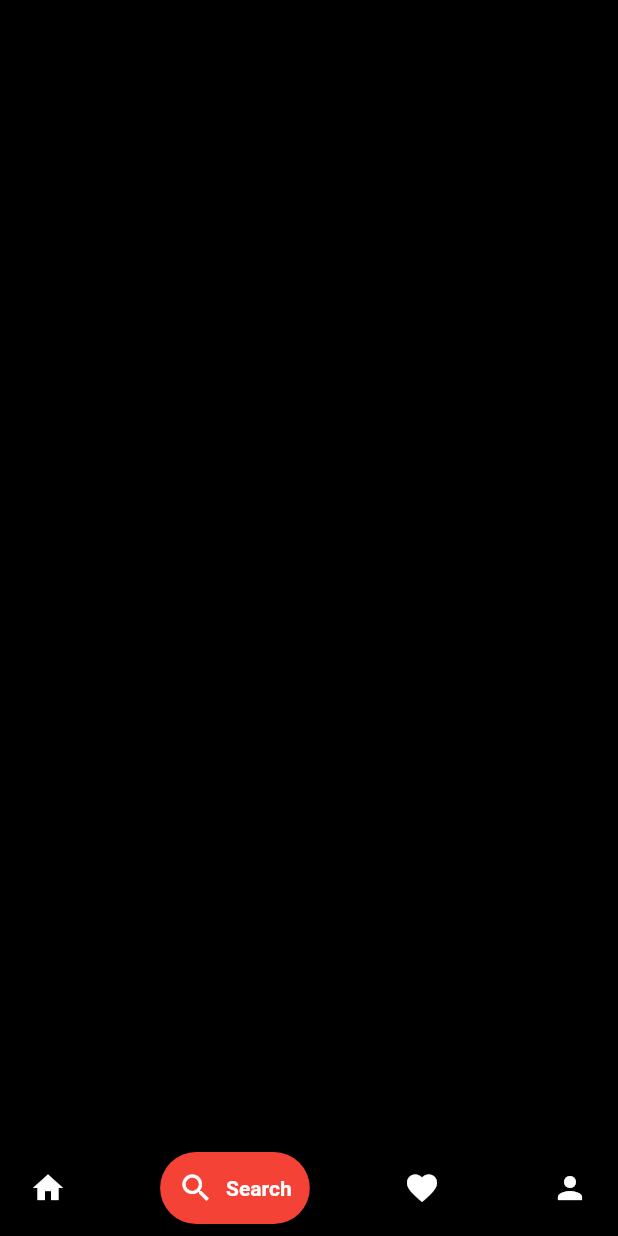
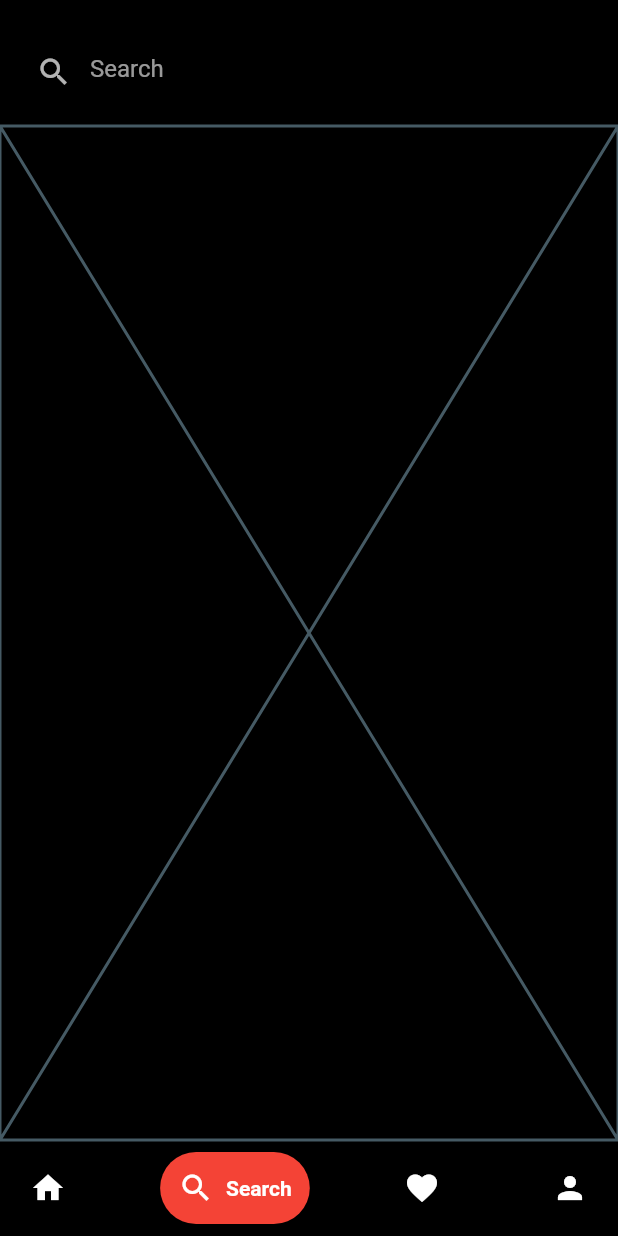
Before and after one commit to dhnam2806/Bloc-Movie-App, a Flutter app: the screen it shows after launch, item 2 of the bottom bar chosen, on a phone screen of 412 x 824 dp. Run offline on Flutter 3.47's test engine with Material 2 defaults, Android fonts, the phone set to English and light mode, and no system bars; drawn by our look-alikes of google_nav_bar; our stand-ins replace bloc, carousel_slider, flutter_bloc, youtube_player_flutter; network calls fail.

Commit message:
update search movie

```diff
--- a/lib/feature/google_navbar.dart
+++ b/lib/feature/google_navbar.dart
@@ -1,5 +1,6 @@
 import 'package:flutter/material.dart';
 import 'package:google_nav_bar/google_nav_bar.dart';
+import 'package:movie_app/feature/search/ui/search.dart';
 import 'package:movie_app/feature/search/ui/search_page.dart';
 import 'home/ui/home_page.dart';
 
@@ -15,7 +16,7 @@ class _GNavBarState extends State<GNavBar> {
 
   static List<Widget> navScreens = <Widget>[
     HomePage(),
-    SearchPage(),
+    SearchMoviePage(),
   ];
 
   @override
--- /dev/null
+++ b/lib/feature/search/ui/search.dart
@@ -0,0 +1,84 @@
+import 'package:flutter/material.dart';
+import 'package:movie_app/repository/search_repo.dart';
+
+class SearchMoviePage extends StatefulWidget {
+  const SearchMoviePage({super.key});
+
+  @override
+  State<SearchMoviePage> createState() => _SearchMoviePageState();
+}
+
+class _SearchMoviePageState extends State<SearchMoviePage> {
+  String searchQuery = "";
+
+  @override
+  Widget build(BuildContext context) {
+    return Scaffold(
+      body: SafeArea(
+        child: Column(children: [
+          SizedBox(height: 12),
+          Padding(
+            padding: const EdgeInsets.all(12.0),
+            child: Container(
+              decoration: BoxDecoration(
+                // color: Colors.grey[200],
+                borderRadius: BorderRadius.circular(12),
+              ),
+              child: TextField(
+                decoration: InputDecoration(
+                  hintText: "Search",
+                  prefixIcon: Icon(Icons.search),
+                  border: InputBorder.none,
+                ),
+                onChanged: (value) {
+                  setState(() {
+                    searchQuery = value;
+                  });
+                },
+              ),
+            ),
+          ),
+          Expanded(
+            child: FutureBuilder(
+                future: SearchRepo().searchMovie(searchQuery),
+                builder: (context, snapshot) {
+                  if (snapshot.hasData) {
+                    return ListView.builder(
+                      itemCount: snapshot.data!.length,
+                      itemBuilder: (context, index) {
+                        return Padding(
+                          padding: const EdgeInsets.all(12.0),
+                          child: Row(
+                            children: [
+                              ClipRRect(
+                                borderRadius: BorderRadius.circular(12),
+                                child: Image.network(
+                                  'https://image.tmdb.org/t/p/w500${snapshot.data![index].posterPath}',
+                                  width: 80,
+                                ),
+                              ),
+                              SizedBox(width: 12),
+                              Expanded(
+                                child: Text(
+                                  snapshot.data![index].title,
+                                  style: TextStyle(
+                                    fontSize: 18,
+                                    fontWeight: FontWeight.bold,
+                                  ),
+                                ),
+                              ),
+                            ],
+                          ),
+                        );
+                      },
+                    );
+                  } else {
+                    return const Placeholder();
+                  }
+                }),
+          )
+        ]),
+      ),
+    );
+  }
+}
--- a/lib/repository/search_repo.dart
+++ b/lib/repository/search_repo.dart
@@ -1,8 +1,6 @@
 import 'dart:convert';
-
 import 'package:flutter/material.dart';
 import 'package:movie_app/data/models/movies_model.dart';
-import 'package:movie_app/data/models/search_movie_models.dart';
 import 'package:http/http.dart' as http;
 
 class SearchRepo {
@@ -14,18 +12,17 @@ class SearchRepo {
     List<MovieModels> search = [];
     try {
       final response = await client.get(
-        Uri.parse('$_baseUrl/search/multi?api_key=$_apiKey&query=$query'),
+        Uri.parse('$_baseUrl/search/movie?api_key=$_apiKey&query=$query'),
       );
       var data = json.decode(response.body);
       List results = data['results'];
       for (int i = 0; i < results.length; i++) {
         search.add(MovieModels.fromJson(results[i]));
       }
-      debugPrint('search' + search.toString());
+      print('search: ' + search.toString());
       return search;
     } catch (e) {
-      print(e.toString());
+      throw Exception(e);
     }
-    return [];
   }
 }
```
Also changed, not shown: lib/feature/search/bloc/search_bloc.dart (+14 -3 lines), lib/feature/search/bloc/search_event.dart (+4 -4 lines), lib/feature/search/bloc/search_state.dart (+10 -0 lines), lib/feature/search/ui/search_page.dart (+93 -16 lines).
